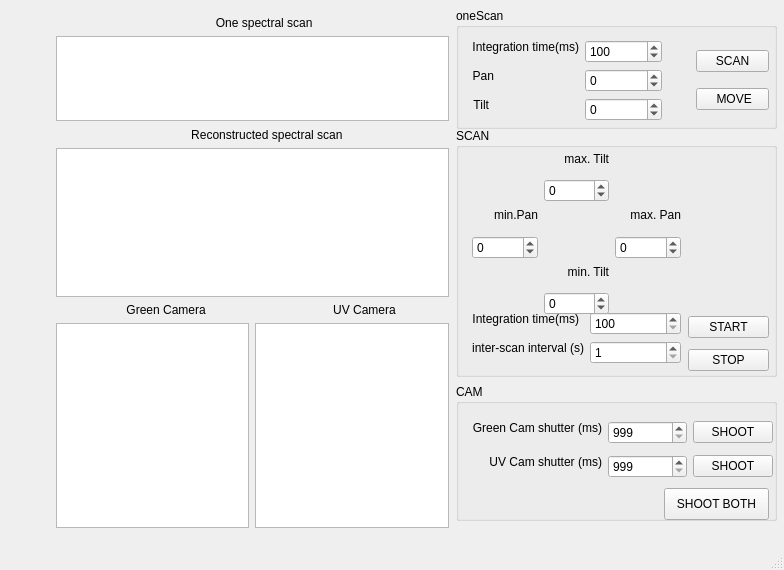
Above: GUI/SCAM_gui.ui from DYYDMC/SCAM before the change. Below: the same form after it.
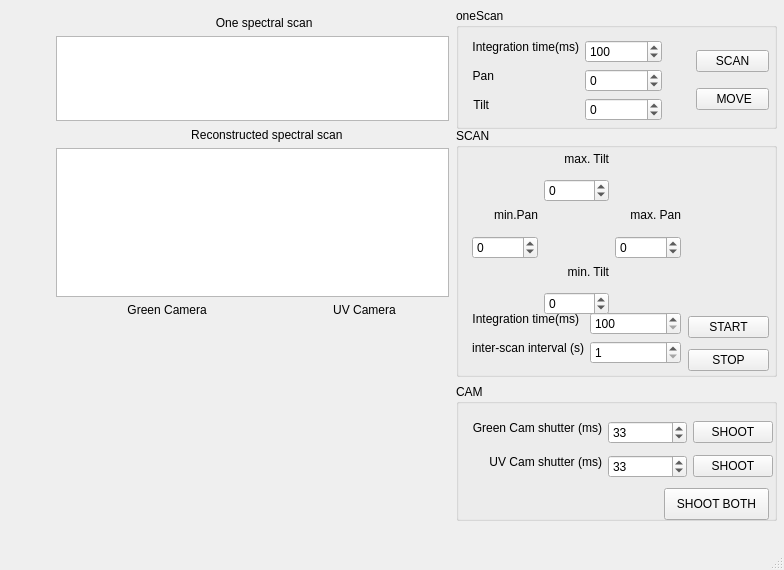
That is the form after the change. Icons and pictures are not drawn.

Commit message: green shoot btn and green cam preview works, add load_recent_image() cam-dependent func

The edit to the form file:
```diff
--- a/GUI/SCAM_gui.ui
+++ b/GUI/SCAM_gui.ui
@@ -437,7 +437,7 @@
       <item row="0" column="1">
        <widget class="QSpinBox" name="spinBox_green_shutter">
         <property name="minimum">
-         <number>999</number>
+         <number>1</number>
         </property>
         <property name="maximum">
          <number>10000</number>
@@ -445,12 +445,15 @@
         <property name="singleStep">
          <number>50</number>
         </property>
+        <property name="value">
+         <number>33</number>
+        </property>
        </widget>
       </item>
       <item row="1" column="1">
        <widget class="QSpinBox" name="spinBox_uv_shutter">
         <property name="minimum">
-         <number>999</number>
+         <number>1</number>
         </property>
         <property name="maximum">
          <number>10000</number>
@@ -458,6 +461,9 @@
         <property name="singleStep">
          <number>50</number>
         </property>
+        <property name="value">
+         <number>33</number>
+        </property>
        </widget>
       </item>
       <item row="0" column="0">
@@ -532,12 +538,6 @@
        </property>
       </widget>
      </item>
-     <item row="1" column="0">
-      <widget class="QGraphicsView" name="graphicsView_green_cam"/>
-     </item>
-     <item row="1" column="1">
-      <widget class="QGraphicsView" name="graphicsView_uv_cam"/>
-     </item>
     </layout>
    </widget>
    <widget class="QWidget" name="verticalLayoutWidget_4">
```
The commit also changes 1 other file.
